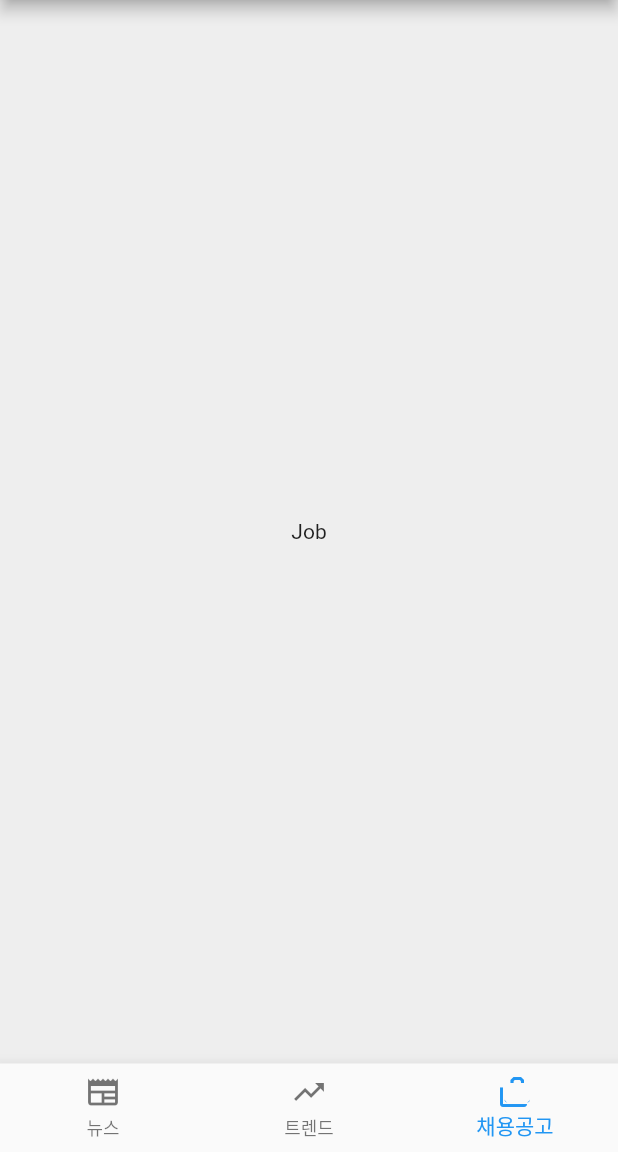
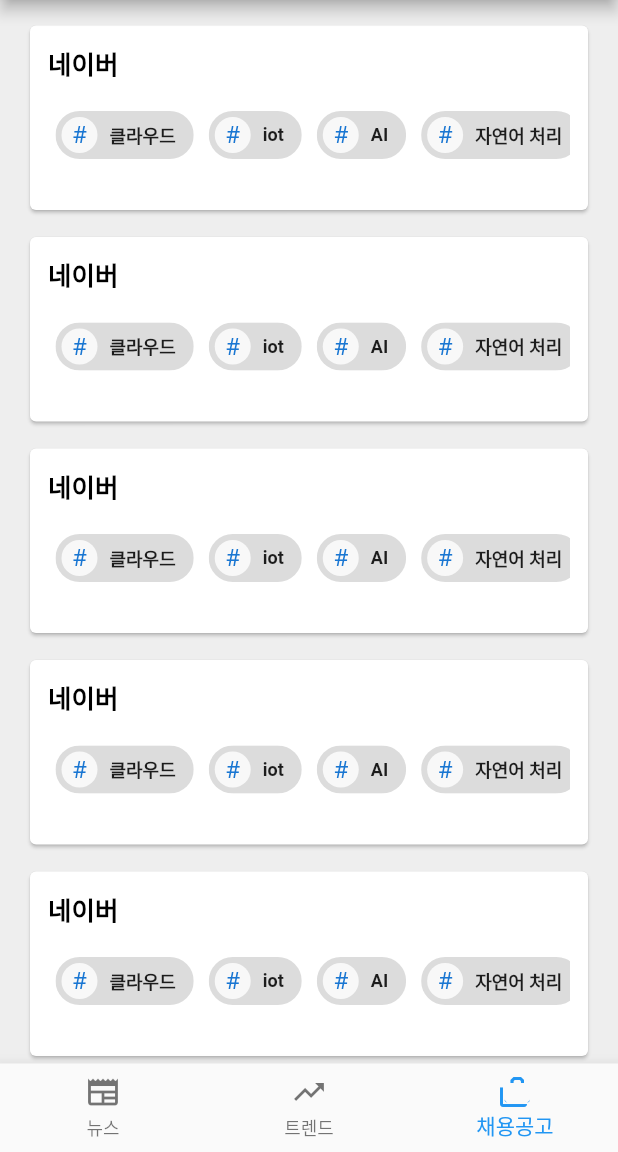
Before and after one commit to ITs-SNS/ITs-SNS-FE, a Flutter app: the screen it shows after launch, item 3 of the bottom bar chosen, on a phone screen of 412 x 824 dp, the part 84-1236 px from its top. Run offline on Flutter 3.47's test engine with Material 2 defaults, Android fonts, the phone set to English and light mode, and no system bars; network calls fail.

Commit message:
edited trend page, job page

```diff
--- /dev/null
+++ b/lib/jobs.dart
@@ -0,0 +1,28 @@
+import 'package:flutter/material.dart';
+
+class Jobs {
+  String company;
+  String url;
+  List<String> keywords;
+  List<Widget> chips = List.empty(growable: true);
+
+  Jobs({ required this.company, required this.url, required this.keywords }) {
+    for(int i = 0; i < keywords.length; i++) {
+      chips.add(_buildChip(keywords[i]));
+    }
+  }
+
+  Widget _buildChip(String label) {
+    return Chip(
+      avatar: CircleAvatar(
+        child: Text('#'),
+        backgroundColor: Colors.white.withOpacity(0.8),
+      ),
+      label: Text(label),
+      labelStyle: TextStyle(
+        fontWeight: FontWeight.bold,
+        fontSize: 12.0,
+      ),
+    );
+  }
+}
--- /dev/null
+++ b/lib/jobs_card.dart
@@ -0,0 +1,51 @@
+import 'package:flutter/material.dart';
+import 'jobs.dart';
+
+class JobsCard extends StatelessWidget {
+  final Jobs jobs;
+  JobsCard({ required this.jobs });
+
+
+
+  @override
+  Widget build(BuildContext context) {
+    return Card(
+      margin: EdgeInsets.fromLTRB(16.0, 16.0, 16.0, 0),
+      child: Padding(
+        padding: const EdgeInsets.all(12.0),
+        child: Column(
+          crossAxisAlignment: CrossAxisAlignment.stretch,
+          children: <Widget>[
+            Text(
+              jobs.company,
+              style: TextStyle(
+                fontWeight: FontWeight.bold,
+                fontSize: 17.0,
+                color: Colors.black,
+              ),
+            ),
+            SizedBox(height: 6.0),
+
+            Container(
+              height: 60,
+              child: ListView.builder(
+                scrollDirection: Axis.horizontal,
+                itemCount: jobs.chips.length,
+                itemBuilder: (BuildContext context, int index) {
+                  return Container(
+                      height: 50,
+                      padding: const EdgeInsets.all(5),
+                      child: jobs.chips[index]
+                  );
+                }
+              ),
+            ),
+
+            SizedBox(height: 8.0),
+
+          ],
+        ),
+      ),
+    );
+  }
+}
--- a/lib/page/job_page.dart
+++ b/lib/page/job_page.dart
@@ -1,3 +1,93 @@
 import 'package:flutter/material.dart';
+import '../jobs.dart';
+import '../jobs_card.dart';
 
-Widget jobPage = Center(child: Text('Job'));
+List<Jobs> jobsList = [
+  Jobs(
+    company: '네이버',
+    url: 'https://www.saramin.co.kr/zf_user/company-info/view?csn=SWxVaDVyUmRXSDVlcHZDWk5sbzdJQT09',
+    keywords: ['클라우드', 'iot', 'AI', '자연어 처리', 'nlp', 'spring', 'nodejs', 'web3'],
+  ),
+  Jobs(
+    company: '네이버',
+    url: 'https://www.saramin.co.kr/zf_user/company-info/view?csn=SWxVaDVyUmRXSDVlcHZDWk5sbzdJQT09',
+    keywords: ['클라우드', 'iot', 'AI', '자연어 처리', 'nlp', 'spring', 'nodejs', 'web3'],
+  ),
+  Jobs(
+    company: '네이버',
+    url: 'https://www.saramin.co.kr/zf_user/company-info/view?csn=SWxVaDVyUmRXSDVlcHZDWk5sbzdJQT09',
+    keywords: ['클라우드', 'iot', 'AI', '자연어 처리', 'nlp', 'spring', 'nodejs', 'web3'],
+  ),
+  Jobs(
+    company: '네이버',
+    url: 'https://www.saramin.co.kr/zf_user/company-info/view?csn=SWxVaDVyUmRXSDVlcHZDWk5sbzdJQT09',
+    keywords: ['클라우드', 'iot', 'AI', '자연어 처리', 'nlp', 'spring', 'nodejs', 'web3'],
+  ),
+  Jobs(
+    company: '네이버',
+    url: 'https://www.saramin.co.kr/zf_user/company-info/view?csn=SWxVaDVyUmRXSDVlcHZDWk5sbzdJQT09',
+    keywords: ['클라우드', 'iot', 'AI', '자연어 처리', 'nlp', 'spring', 'nodejs', 'web3'],
+  ),
+  Jobs(
+    company: '카카오',
+    url: 'https://www.saramin.co.kr/zf_user/company-info/view/csn/SWxZTDB4NDZWTDRFSnQ3N3krT080dz09/company_nm/(%EC%A3%BC)%EC%B9%B4%EC%B9%B4%EC%98%A4',
+    keywords: ['spring', '백엔드', '프론트엔드', '안드로이드', 'ios', '개발 싫어', 'internship', 'hello world'],
+  ),
+  Jobs(
+    company: '카카오',
+    url: 'https://www.saramin.co.kr/zf_user/company-info/view/csn/SWxZTDB4NDZWTDRFSnQ3N3krT080dz09/company_nm/(%EC%A3%BC)%EC%B9%B4%EC%B9%B4%EC%98%A4',
+    keywords: ['spring', '백엔드', '프론트엔드', '안드로이드', 'ios', '개발 싫어', 'internship', 'hello world'],
+  ),
+  Jobs(
+    company: '카카오',
+    url: 'https://www.saramin.co.kr/zf_user/company-info/view/csn/SWxZTDB4NDZWTDRFSnQ3N3krT080dz09/company_nm/(%EC%A3%BC)%EC%B9%B4%EC%B9%B4%EC%98%A4',
+    keywords: ['spring', '백엔드', '프론트엔드', '안드로이드', 'ios', '개발 싫어', 'internship', 'hello world'],
+  ),
+  Jobs(
+    company: '카카오',
+    url: 'https://www.saramin.co.kr/zf_user/company-info/view/csn/SWxZTDB4NDZWTDRFSnQ3N3krT080dz09/company_nm/(%EC%A3%BC)%EC%B9%B4%EC%B9%B4%EC%98%A4',
+    keywords: ['spring', '백엔드', '프론트엔드', '안드로이드', 'ios', '개발 싫어', 'internship', 'hello world'],
+  ),
+  Jobs(
+    company: '카카오',
+    url: 'https://www.saramin.co.kr/zf_user/company-info/view/csn/SWxZTDB4NDZWTDRFSnQ3N3krT080dz09/company_nm/(%EC%A3%BC)%EC%B9%B4%EC%B9%B4%EC%98%A4',
+    keywords: ['spring', '백엔드', '프론트엔드', '안드로이드', 'ios', '개발 싫어', 'internship', 'hello world'],
+  ),
+  Jobs(
+    company: '라인',
+    url: 'https://www.saramin.co.kr/zf_user/company-info/view/csn/SWxZTDB4NDZWTDRFSnQ3N3krT080dz09/company_nm/(%EC%A3%BC)%EC%B9%B4%EC%B9%B4%EC%98%A4',
+    keywords: ['spring', '백엔드', '프론트엔드', '안드로이드', 'ios', '개발 싫어', 'internship', 'hello world'],
+  ),
+  Jobs(
+    company: '라인',
+    url: 'https://www.saramin.co.kr/zf_user/company-info/view/csn/SWxZTDB4NDZWTDRFSnQ3N3krT080dz09/company_nm/(%EC%A3%BC)%EC%B9%B4%EC%B9%B4%EC%98%A4',
+    keywords: ['spring', '백엔드', '프론트엔드', '안드로이드', 'ios', '개발 싫어', 'internship', 'hello world'],
+  ),
+  Jobs(
+    company: '라인',
+    url: 'https://www.saramin.co.kr/zf_user/company-info/view/csn/SWxZTDB4NDZWTDRFSnQ3N3krT080dz09/company_nm/(%EC%A3%BC)%EC%B9%B4%EC%B9%B4%EC%98%A4',
+    keywords: ['spring', '백엔드', '프론트엔드', '안드로이드', 'ios', '개발 싫어', 'internship', 'hello world'],
+  ),
+  Jobs(
+    company: '라인',
+    url: 'https://www.saramin.co.kr/zf_user/company-info/view/csn/SWxZTDB4NDZWTDRFSnQ3N3krT080dz09/company_nm/(%EC%A3%BC)%EC%B9%B4%EC%B9%B4%EC%98%A4',
+    keywords: ['spring', '백엔드', '프론트엔드', '안드로이드', 'ios', '개발 싫어', 'internship', 'hello world'],
+  ),
+  Jobs(
+    company: '라인',
+    url: 'https://www.saramin.co.kr/zf_user/company-info/view/csn/SWxZTDB4NDZWTDRFSnQ3N3krT080dz09/company_nm/(%EC%A3%BC)%EC%B9%B4%EC%B9%B4%EC%98%A4',
+    keywords: ['spring', '백엔드', '프론트엔드', '안드로이드', 'ios', '개발 싫어', 'internship', 'hello world'],
+  ),
+];
+
+Widget jobPage = ListView.builder(
+  itemCount: jobsList.length,
+  itemBuilder: (context, index) {
+    return Padding(
+      padding: const EdgeInsets.symmetric(vertical: 1.0, horizontal: 4.0),
+      child: JobsCard(
+        jobs: jobsList[index],
+      ),
+    );
+  },
+);
--- a/lib/page/trend_page.dart
+++ b/lib/page/trend_page.dart
@@ -1,3 +1,11 @@
 import 'package:flutter/material.dart';
 
-Widget trendPage = Center(child: Text('Trend'));
+//Widget trendPage = Center(child: Text('Trend'));
+
+Widget trendPage = SizedBox(
+    width: double.infinity,
+    height: double.infinity,
+    child: Image(
+        image: NetworkImage('http://172.30.1.52:5000/wordcloud'),
+    ),
+);
--- a/pubspec.yaml
+++ b/pubspec.yaml
@@ -30,7 +30,6 @@ dependencies:
   flutter:
     sdk: flutter
   url_launcher: ^6.1.0
-
 
   # The following adds the Cupertino Icons font to your application.
   # Use with the CupertinoIcons class for iOS style icons.
```
Also changed, not shown: lib/news_card.dart (+14 -6 lines), pubspec.lock.
